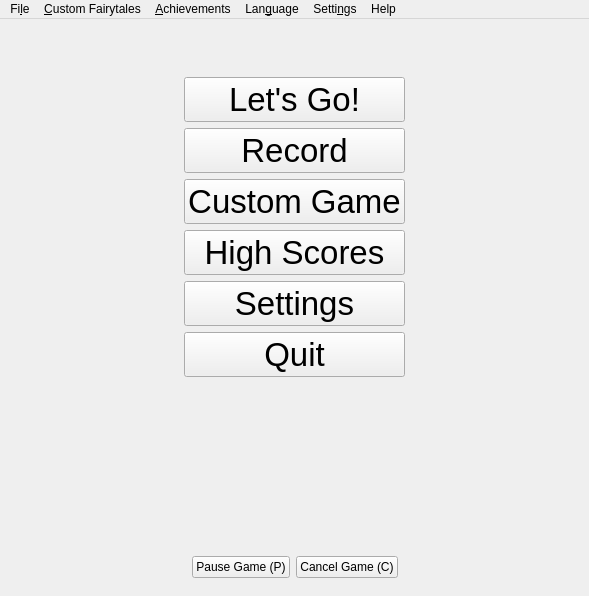
Qt form ui/mainwindow.ui (tdauth/gustavsfairyland) before a commit.
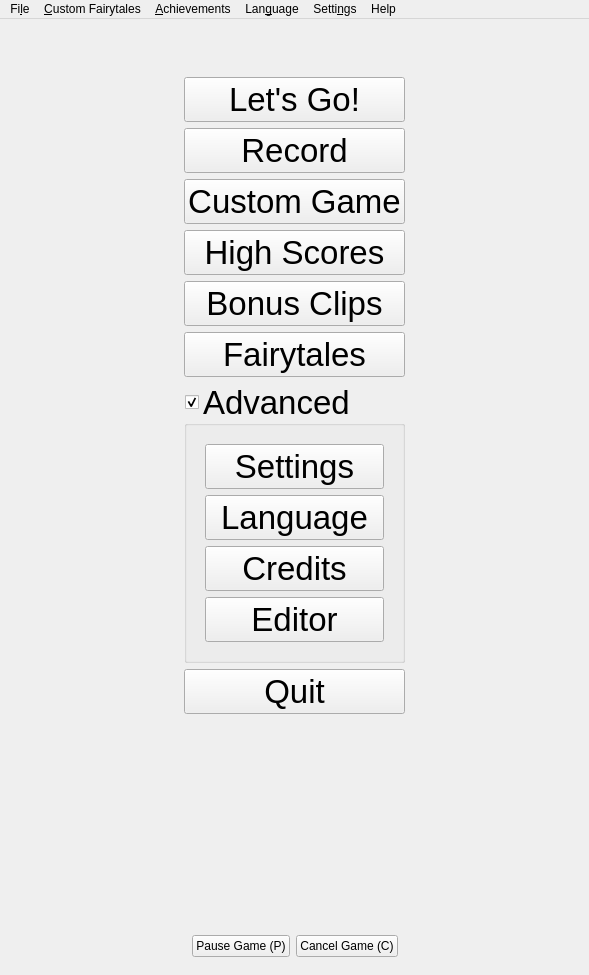
The same form after that commit. Icons and pictures are not drawn.

Commit message: Added more buttons to main menu, moved bonus clips to custom widget

Diff of the .ui file:
```diff
--- a/ui/mainwindow.ui
+++ b/ui/mainwindow.ui
@@ -7,7 +7,7 @@
     <x>0</x>
     <y>0</y>
     <width>589</width>
-    <height>596</height>
+    <height>975</height>
    </rect>
   </property>
   <property name="sizePolicy">
@@ -46,6 +46,19 @@
        </size>
       </property>
       <layout class="QGridLayout" name="gridLayout">
+       <item row="9" column="0">
+        <spacer name="verticalSpacer">
+         <property name="orientation">
+          <enum>Qt::Vertical</enum>
+         </property>
+         <property name="sizeHint" stdset="0">
+          <size>
+           <width>20</width>
+           <height>40</height>
+          </size>
+         </property>
+        </spacer>
+       </item>
        <item row="3" column="0">
         <widget class="QPushButton" name="customGamePushButton">
          <property name="font">
@@ -127,29 +140,7 @@
          </property>
         </spacer>
        </item>
-       <item row="6" column="0">
-        <widget class="QPushButton" name="settingsPushButton">
-         <property name="font">
-          <font>
-           <pointsize>25</pointsize>
-          </font>
-         </property>
-         <property name="text">
-          <string>Settings</string>
-         </property>
-         <property name="icon">
-          <iconset resource="../oxygen-icons-png-master/oxygen.qrc">
-           <normaloff>:/themes/oxygen/32x32/actions/games-config-options.png</normaloff>:/themes/oxygen/32x32/actions/games-config-options.png</iconset>
-         </property>
-         <property name="iconSize">
-          <size>
-           <width>32</width>
-           <height>32</height>
-          </size>
-         </property>
-        </widget>
-       </item>
-       <item row="7" column="0">
+       <item row="8" column="0">
         <widget class="QPushButton" name="quitPushButton">
          <property name="sizePolicy">
           <sizepolicy hsizetype="Minimum" vsizetype="Fixed">
@@ -183,19 +174,6 @@
          </property>
         </widget>
        </item>
-       <item row="8" column="0">
-        <spacer name="verticalSpacer">
-         <property name="orientation">
-          <enum>Qt::Vertical</enum>
-         </property>
-         <property name="sizeHint" stdset="0">
-          <size>
-           <width>20</width>
-           <height>40</height>
-          </size>
-         </property>
-        </spacer>
-       </item>
        <item row="4" column="0">
         <widget class="QPushButton" name="highScoresPushButton">
          <property name="minimumSize">
@@ -246,6 +224,146 @@
          </property>
         </widget>
        </item>
+       <item row="5" column="0">
+        <widget class="QPushButton" name="bonusClipsPushButton">
+         <property name="font">
+          <font>
+           <pointsize>25</pointsize>
+          </font>
+         </property>
+         <property name="text">
+          <string>Bonus Clips</string>
+         </property>
+         <property name="icon">
+          <iconset resource="../oxygen-icons-png-master/oxygen.qrc">
+           <normaloff>:/themes/oxygen/32x32/actions/games-achievements.png</normaloff>:/themes/oxygen/32x32/actions/games-achievements.png</iconset>
+         </property>
+         <property name="iconSize">
+          <size>
+           <width>32</width>
+           <height>32</height>
+          </size>
+         </property>
+        </widget>
+       </item>
+       <item row="7" column="0">
+        <widget class="QGroupBox" name="groupBox">
+         <property name="font">
+          <font>
+           <pointsize>25</pointsize>
+          </font>
+         </property>
+         <property name="title">
+          <string>Advanced</string>
+         </property>
+         <property name="checkable">
+          <bool>true</bool>
+         </property>
+         <layout class="QVBoxLayout" name="verticalLayout">
+          <item>
+           <widget class="QWidget" name="widget" native="true">
+            <layout class="QVBoxLayout" name="verticalLayout_2">
+             <item>
+              <widget class="QPushButton" name="settingsPushButton">
+               <property name="font">
+                <font>
+                 <pointsize>25</pointsize>
+                </font>
+               </property>
+               <property name="text">
+                <string>Settings</string>
+               </property>
+               <property name="icon">
+                <iconset resource="../oxygen-icons-png-master/oxygen.qrc">
+                 <normaloff>:/themes/oxygen/32x32/actions/games-config-options.png</normaloff>:/themes/oxygen/32x32/actions/games-config-options.png</iconset>
+               </property>
+               <property name="iconSize">
+                <size>
+                 <width>32</width>
+                 <height>32</height>
+                </size>
+               </property>
+              </widget>
+             </item>
+             <item>
+              <widget class="QPushButton" name="pushButton_3">
+               <property name="text">
+                <string>Language</string>
+               </property>
+               <property name="icon">
+                <iconset resource="../oxygen-icons-png-master/oxygen.qrc">
+                 <normaloff>:/themes/oxygen/32x32/categories/applications-education-language.png</normaloff>:/themes/oxygen/32x32/categories/applications-education-language.png</iconset>
+               </property>
+               <property name="iconSize">
+                <size>
+                 <width>32</width>
+                 <height>32</height>
+                </size>
+               </property>
+              </widget>
+             </item>
+             <item>
+              <widget class="QPushButton" name="pushButton">
+               <property name="text">
+                <string>Credits</string>
+               </property>
+               <property name="icon">
+                <iconset resource="../oxygen-icons-png-master/oxygen.qrc">
+                 <normaloff>:/themes/oxygen/48x48/actions/help-about.png</normaloff>:/themes/oxygen/48x48/actions/help-about.png</iconset>
+               </property>
+               <property name="iconSize">
+                <size>
+                 <width>32</width>
+                 <height>32</height>
+                </size>
+               </property>
+              </widget>
+             </item>
+             <item>
+              <widget class="QPushButton" name="pushButton_2">
+               <property name="text">
+                <string>Editor</string>
+               </property>
+               <property name="icon">
+                <iconset resource="../oxygen-icons-png-master/oxygen.qrc">
+                 <normaloff>:/themes/oxygen/32x32/actions/games-config-background.png</normaloff>:/themes/oxygen/32x32/actions/games-config-background.png</iconset>
+               </property>
+               <property name="iconSize">
+                <size>
+                 <width>32</width>
+                 <height>32</height>
+                </size>
+               </property>
+              </widget>
+             </item>
+            </layout>
+           </widget>
+          </item>
+         </layout>
+        </widget>
+       </item>
+       <item row="6" column="0">
+        <widget class="QPushButton" name="pushButton_5">
+         <property name="font">
+          <font>
+           <pointsize>25</pointsize>
+          </font>
+         </property>
+         <property name="text">
+          <string>Fairytales</string>
+         </property>
+         <property name="icon">
+          <iconset resource="../oxygen-icons-png-master/oxygen.qrc">
+           <normaloff>:/themes/oxygen/32x32/actions/tools-wizard.png</normaloff>:/themes/oxygen/32x32/actions/tools-wizard.png</iconset>
+         </property>
+         <property name="iconSize">
+          <size>
+           <width>32</width>
+           <height>32</height>
+          </size>
+         </property>
+        </widget>
+       </item>
       </layout>
      </widget>
     </item>
```
Left out of the diff: 20 changed lines with no effect on the pictures. The commit also changes 6 other files.
